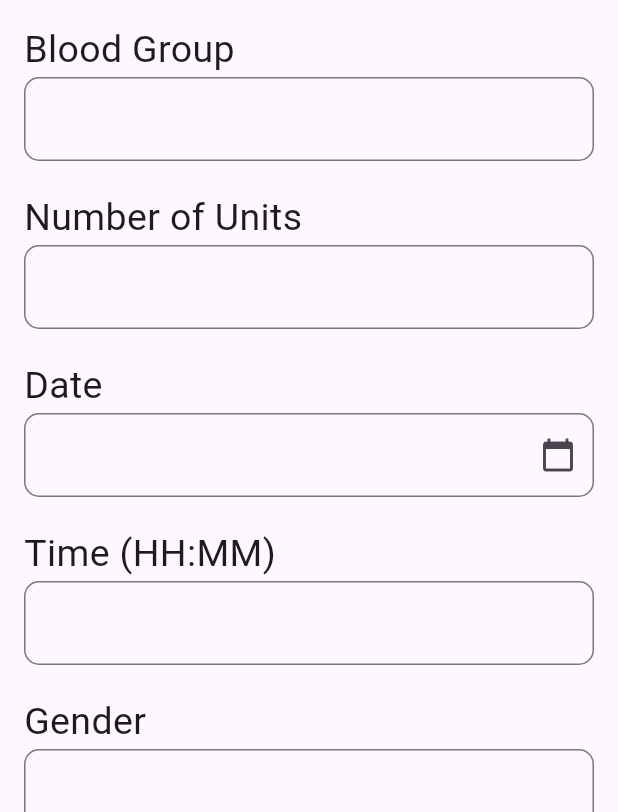
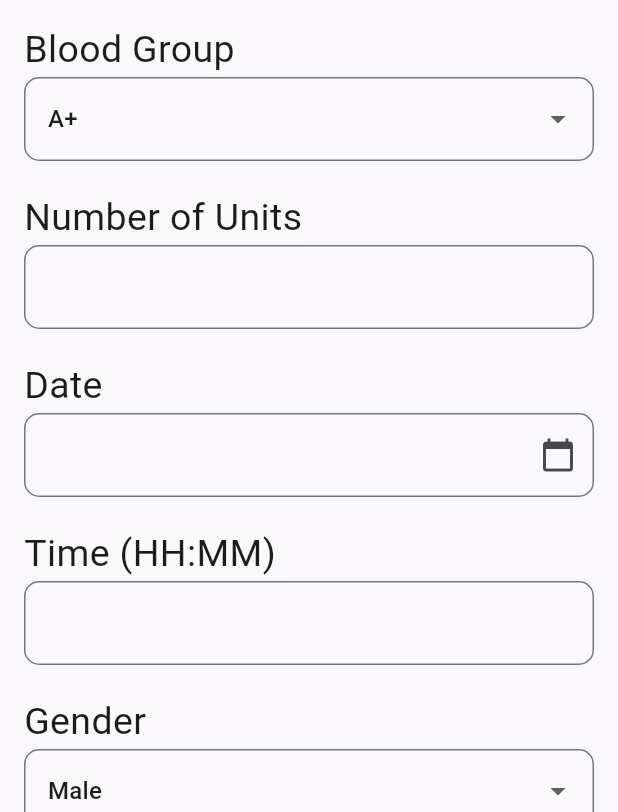
Before and after one commit to hritika-rai/Flutter-Project, a Flutter app: the RequestPage screen opened directly, on a phone screen of 412 x 824 dp. Shown: the part 424-1236 px from the top of the screen. Run offline on Flutter 3.47's test engine with Material 3 defaults, Android fonts, the phone set to English and light mode, and no system bars; our stand-ins replace cloud_firestore, email_validator, firebase_auth, firebase_core, flutter_riverpod, google_sign_in and 1 more; accounts and stored records are empty; generated files the repository leaves out were written again.

Commit message:
Add Request

```diff
--- a/blood_donation_app/lib/screens/RequestPage.dart
+++ b/blood_donation_app/lib/screens/RequestPage.dart
@@ -25,12 +25,13 @@ class _RequestPageState extends ConsumerState<RequestPage> {
   final TextEditingController _phoneNumberController = TextEditingController();
   DateTime? _selectedDate;
 
+  final List<String> _bloodGroups = ['A+', 'A-', 'B+', 'B-', 'AB+', 'AB-', 'O+', 'O-'];
+  final List<String> _genders = ['Male', 'Female', 'Other'];
 
   @override
   Widget build(BuildContext context) {
     return Scaffold(
-      body: SingleChildScrollView(
-        child: Column(
+      body: Column(
         crossAxisAlignment: CrossAxisAlignment.stretch,
         children: [
           Stack(
@@ -80,7 +81,9 @@ class _RequestPageState extends ConsumerState<RequestPage> {
               ),
             ],
           ),
-            Padding(
+          Expanded(
+            child: SingleChildScrollView(
+              child: Padding(
                 padding: const EdgeInsets.all(16.0),
                 child: Form(
                   key: _formKey,
@@ -109,16 +112,25 @@ class _RequestPageState extends ConsumerState<RequestPage> {
                         'Blood Group',
                         style: TextStyle(fontSize: 25),
                       ),
-                    TextFormField(
-                      controller: _bloodGroupController,
+                      DropdownButtonFormField<String>(
+                        value: _bloodGroups.first,
+                        items: _bloodGroups.map((String group) {
+                          return DropdownMenuItem<String>(
+                            value: group,
+                            child: Text(group),
+                          );
+                        }).toList(),
+                        onChanged: (value) {
+                          setState(() {
+                            _bloodGroupController.text = value!;
+                          });
+                        },
                         decoration: InputDecoration(
-                        border: OutlineInputBorder(
-                          borderRadius: BorderRadius.circular(10)
-                        ),
+                          border: OutlineInputBorder(borderRadius: BorderRadius.circular(10)),
                         ),
                         validator: (value) {
                           if (value == null || value.isEmpty) {
-                          return 'Please enter your blood group';
+                            return 'Please select your blood group';
                           }
                           return null;
                         },
@@ -131,6 +143,7 @@ class _RequestPageState extends ConsumerState<RequestPage> {
                       TextFormField(
                         controller: _numberOfUnitsController,
                         keyboardType: TextInputType.number,
+                        inputFormatters: [FilteringTextInputFormatter.digitsOnly],
                         decoration: InputDecoration(
                           border: OutlineInputBorder(borderRadius: BorderRadius.circular(10)),
                         ),
@@ -173,7 +186,6 @@ class _RequestPageState extends ConsumerState<RequestPage> {
                           if (value == null || value.isEmpty) {
                             return 'Please enter a valid date';
                           }
-                        // Further validation logic can be added here if needed
                           return null;
                         },
                       ),
@@ -191,12 +203,10 @@ class _RequestPageState extends ConsumerState<RequestPage> {
                           if (value == null || value.isEmpty) {
                             return 'Please enter a valid time';
                           }
-                        // Check if the entered time matches the required format (HH:MM)
                           final RegExp timeRegex = RegExp(r'^([01]\d|2[0-3]):([0-5]\d)$');
                           if (!timeRegex.hasMatch(value)) {
                             return 'Please enter the time in HH:MM format';
                           }
-                        // Further validation logic can be added here if needed
                           return null;
                         },
                       ),
@@ -205,14 +215,25 @@ class _RequestPageState extends ConsumerState<RequestPage> {
                         'Gender',
                         style: TextStyle(fontSize: 25),
                       ),
-                    TextFormField(
-                      controller: _genderController,
+                      DropdownButtonFormField<String>(
+                        value: _genders.first,
+                        items: _genders.map((String gender) {
+                          return DropdownMenuItem<String>(
+                            value: gender,
+                            child: Text(gender),
+                          );
+                        }).toList(),
+                        onChanged: (value) {
+                          setState(() {
+                            _genderController.text = value!;
+                          });
+                        },
                         decoration: InputDecoration(
                           border: OutlineInputBorder(borderRadius: BorderRadius.circular(10)),
                         ),
                         validator: (value) {
                           if (value == null || value.isEmpty) {
-                          return 'Please enter your gender';
+                            return 'Please select your gender';
                           }
                           return null;
                         },
@@ -259,6 +280,10 @@ class _RequestPageState extends ConsumerState<RequestPage> {
                       TextFormField(
                         controller: _phoneNumberController,
                         keyboardType: TextInputType.phone,
+                        inputFormatters: [
+                          FilteringTextInputFormatter.digitsOnly,
+                          LengthLimitingTextInputFormatter(11),
+                        ],
                         decoration: InputDecoration(
                           border: OutlineInputBorder(borderRadius: BorderRadius.circular(10)),
                         ),
@@ -266,35 +291,45 @@ class _RequestPageState extends ConsumerState<RequestPage> {
                           if (value == null || value.isEmpty) {
                             return 'Please enter your phone number';
                           }
+                          if (value.length != 11) {
+                            return 'Phone number must be 11 digits';
+                          }
                           return null;
                         },
                       ),
-                    SizedBox(height: 20),
+                      SizedBox(height: 40),
                       Center(
                         child: ElevatedButton(
                           onPressed: _submitForm,
-                        child: Text('Submit'),
+                          style: ElevatedButton.styleFrom(
+                          backgroundColor: Color.fromARGB(255, 239, 68, 96),
+                          padding: EdgeInsets.symmetric(horizontal: 50, vertical: 15),
+                          minimumSize: Size(300, 40),
+                        ),
+                        child: Text(
+                          'Submit',
+                          style: TextStyle(fontSize: 18, color: Colors.white),
+                        ),
                         ),
                       ),
                     ],
                   ),
                 ),
               ),
+            ),
+          ),
         ],
-        ),
       ),
     );
   }
 
   void _submitForm() async {
     if (_formKey.currentState?.validate() ?? false) {
-    // Validate form fields
       final currentUser = FirebaseAuth.instance.currentUser;
       if (currentUser != null) {
-      // Get current user
-      final requestId = Uuid().v4(); // Generate random request ID
-      final date = DateTime.parse(_dateController.text); // Parse date input
-      final time = TimeOfDay.fromDateTime(DateTime.parse('1970-01-01 ${_timeController.text}')); // Parse time input
+        final requestId = Uuid().v4();
+        final date = DateTime.parse(_dateController.text);
+        final time = TimeOfDay.fromDateTime(DateTime.parse('1970-01-01 ${_timeController.text}'));
         final request = Request(
           userId: currentUser.uid,
           requestId: requestId,
@@ -309,8 +344,24 @@ class _RequestPageState extends ConsumerState<RequestPage> {
           phoneNumber: _phoneNumberController.text,
         );
         ref.read(requestNotifierProvider.notifier).addRequest(request);
+
+        ScaffoldMessenger.of(context).showSnackBar(
+          SnackBar(
+            content: Text('Data successfully added'),
+          ),
+        );
+
+        _formKey.currentState?.reset();
+        _nameController.clear();
+        _bloodGroupController.clear();
+        _numberOfUnitsController.clear();
+        _dateController.clear();
+        _timeController.clear();
+        _genderController.clear();
+        _hospitalNameController.clear();
+        _locationController.clear();
+        _phoneNumberController.clear();
       }
     }
   }
-
 }
```
Also changed, not shown: blood_donation_app/lib/screens/ProfilePage.dart (+33 -0 lines). Lines whose indentation alone changed are shown as unchanged.
